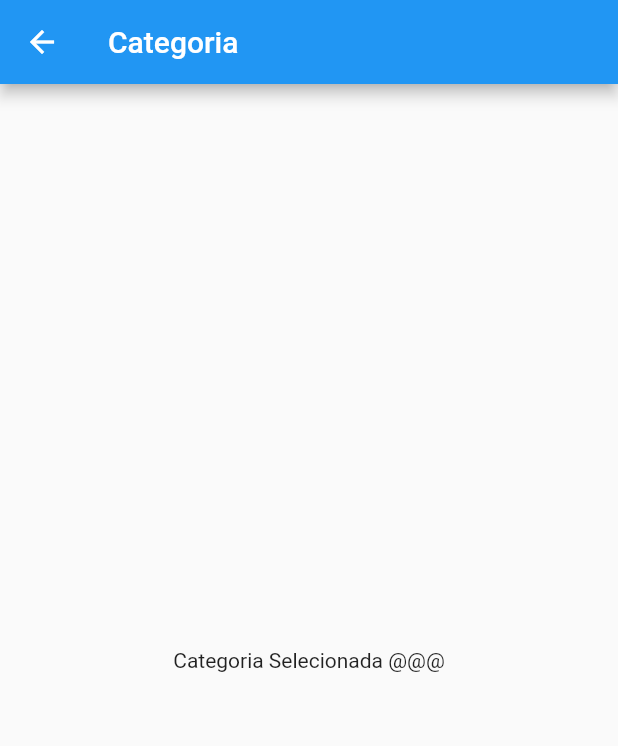
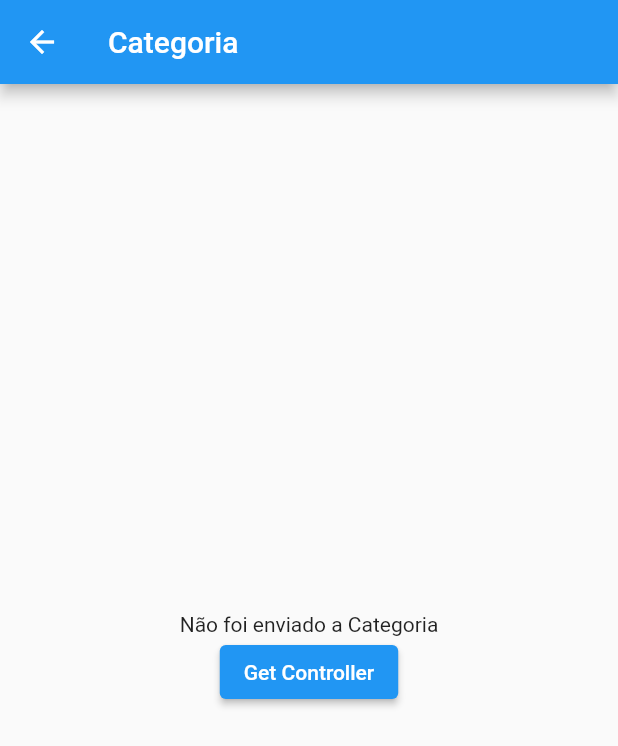
Before and after one commit to dariopmaciel/flutter_modular_example, a Flutter app: the screen it shows after launch, after a tap on "Categoria Module", on a phone screen of 412 x 824 dp. Shown: the top 746 px of the screen. Run offline on Flutter 3.47's test engine with Material 2 defaults, Android fonts, the phone set to English and light mode, and no system bars; our stand-ins replace flutter_modular.

Commit message:
Tipos rotas navegação 2

```diff
--- a/lib/app/app_module.dart
+++ b/lib/app/app_module.dart
@@ -1,6 +1,7 @@
 //Sera criado a aestrutura de MODULO do 'modular'
 import 'package:flutter_modular/flutter_modular.dart';
 import 'package:flutter_modular_example/app/categoria/categoria_module.dart';
+
 import 'package:flutter_modular_example/app/produto/produto_module.dart';
 import 'package:flutter_modular_example/app/splash_page/splash_page.dart';
 
--- a/lib/app/categoria/categoria_module.dart
+++ b/lib/app/categoria/categoria_module.dart
@@ -1,11 +1,23 @@
 import 'package:flutter_modular/flutter_modular.dart';
 import 'package:flutter_modular_example/app/categoria/categoria_page.dart';
+import 'package:flutter_modular_example/app/categoria/model/categoria_controller.dart';
+import 'package:flutter_modular_example/app/produto/produto_module.dart';
 
 class CategoriaModule extends Module {
+  @override
+  void binds(Injector i) {
+    i.add(CategoriaController.new); //instancia troca a cada chamada da aplicação
+    // i.addSingleton(CategoriaController.new); //mesma instancia igual carregada por toda aplicação
+    // i.addLazySingleton(CategoriaController.new); //mesma instancia igual carregada por toda aplicação
+    // i.addInstance(CategoriaController.new);
+    super.binds(i);
+  }
+
   @override
   void routes(RouteManager r) {
     r.child('/', child: (context) => CategoriaPage());
     // r.child('/', child: (context) => CategoriaPage(key: r.args.data,));
-    super.routes(r);
+    r.module('/produto', module: ProdutoModule());
+    // super.routes(r);
   }
 }
--- a/lib/app/categoria/categoria_page.dart
+++ b/lib/app/categoria/categoria_page.dart
@@ -1,15 +1,16 @@
 import 'package:flutter/material.dart';
 import 'package:flutter_modular/flutter_modular.dart';
+import 'package:flutter_modular_example/app/categoria/model/categoria_controller.dart';
 
 class CategoriaPage extends StatefulWidget {
   final String? categoria;
 
   CategoriaPage({
     Key? key,
-    // this.categoria,
-  }) :
+    this.categoria,
+  })  :
         //ou
-        categoria = Modular.args?.data,
+        // categoria = Modular.args?.data,
         super(key: key);
 
   @override
@@ -24,11 +25,23 @@ class _CategoriaPageState extends State<CategoriaPage> {
         title: const Text('Categoria'),
       ),
       body: Center(
-          //recuperando sem Modular
-          child: Text(widget.categoria ?? "Não foi enviado a Categoria")),
-          //recuperando com modular
-          // child: Text(Modular.args?.data ?? "Não foi enviado a Categoria")),
-
+        //recuperando sem Modular
+        child: Column(
+          mainAxisAlignment: MainAxisAlignment.center,
+          children: [
+            Text(widget.categoria ?? "Não foi enviado a Categoria"),
+            ElevatedButton(
+              onPressed: () {
+                var controller = Modular.get<CategoriaController>();
+                print('Categoria Controller hashCode: ${controller.hashCode}');
+              },
+              child: const Text("Get Controller"),
+            ),
+          ],
+        ),
+      ),
+      //recuperando com modular
+      // child: Text(Modular.args?.data ?? "Não foi enviado a Categoria")),
     );
   }
 }
--- /dev/null
+++ b/lib/app/categoria/model/categoria_controller.dart
@@ -0,0 +1,6 @@
+class CategoriaController {
+  CategoriaController() {
+    print('Categoria Controller $hashCode}');
+
+  }
+}
--- a/lib/app/produto/produto_page.dart
+++ b/lib/app/produto/produto_page.dart
@@ -9,14 +9,12 @@ class ProdutoPage extends StatelessWidget {
   Widget build(BuildContext context) {
     return Scaffold(
       appBar: AppBar(
-        title: const Text(''),
+        title: const Text('Categoria'),
       ),
       body: Center(
         child: Column(
           mainAxisAlignment: MainAxisAlignment.center,
           children: [
-            Text(Modular.args?.data),
-
             Text(produto ?? "Nome não enviado"),
           ],
         ),
--- a/lib/app/splash_page/splash_page.dart
+++ b/lib/app/splash_page/splash_page.dart
@@ -1,6 +1,5 @@
 import 'package:flutter/material.dart';
 import 'package:flutter_modular/flutter_modular.dart';
-
 
 class SplashPage extends StatelessWidget {
   const SplashPage({super.key});
@@ -22,10 +21,20 @@ class SplashPage extends StatelessWidget {
                 //--->Args recupera pelo Modular.args.data
                 Modular.to.pushNamed('/categoria',
                     arguments: 'Categoria Selecionada @@@');
-
               },
               child: const Text('Categoria Module'),
             ),
+            //--------------------------
+            ElevatedButton(
+              onPressed: () {
+                // Navigator.pushNamed(context, '/categoria', arguments: 'Categoria Selecionada @@@');
+                //ou
+                //--->Args recupera pelo Modular.args.data
+                Modular.to.pushNamed('/categoria/produto/ProdutoX/xyz');
+              },
+              child: const Text('Produto dentro de Categoria Module'),
+            ),
+            //--------------------------
             ElevatedButton(
                 onPressed: () {
                   //Recupera pelo NamedParameters: regupera pelo args params
@@ -33,7 +42,7 @@ class SplashPage extends StatelessWidget {
                       arguments: 'Produto Selecionado @@@');
                 },
                 child: const Text("Produto Module")),
-                ElevatedButton(
+            ElevatedButton(
                 onPressed: () {
                   //Recupera pelo Querry Parameters que recupera pelo QuerryParams
                   Modular.to.pushNamed('/produto/xyz?produto=Dario',
```
